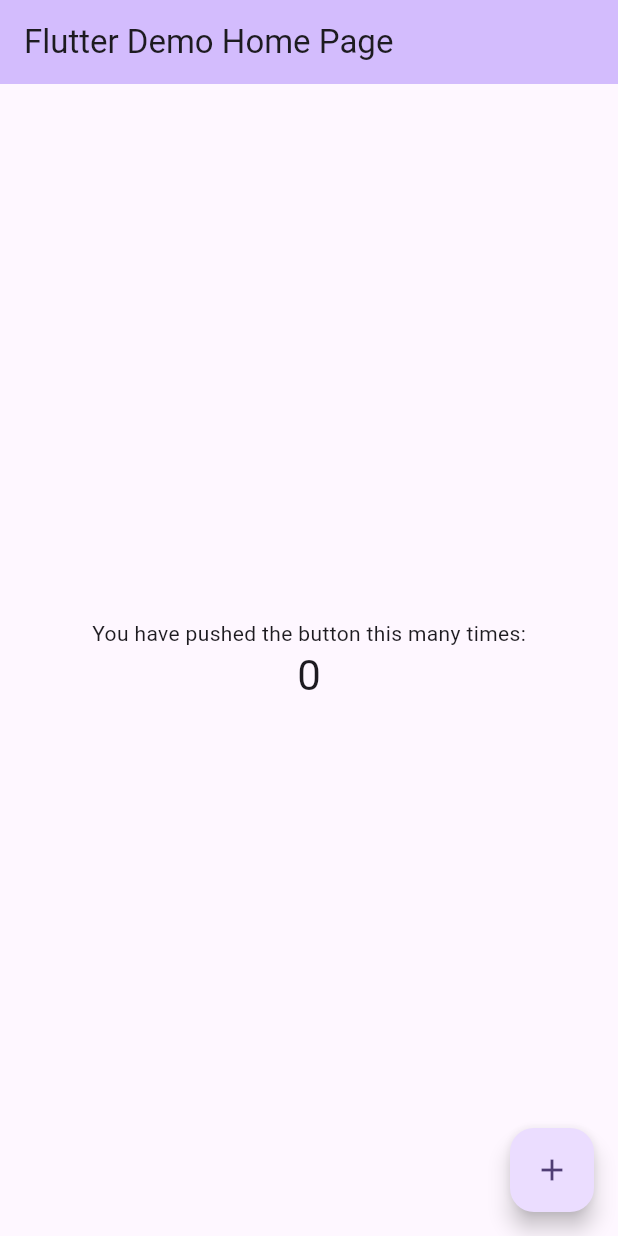
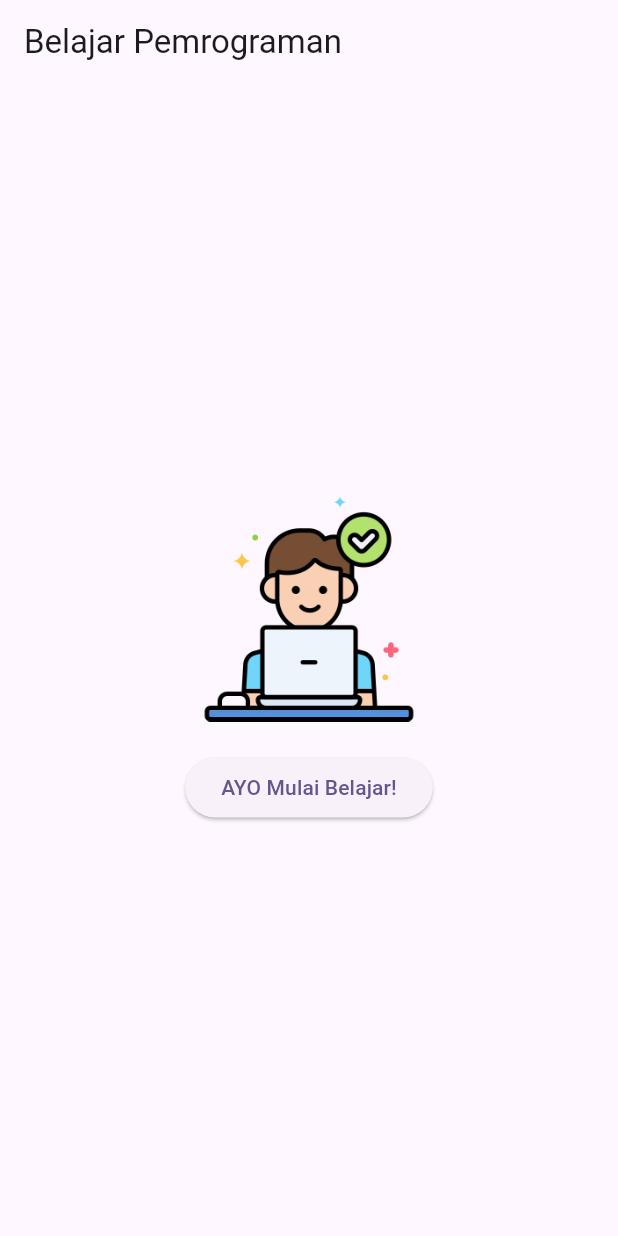
Before and after one commit to Zulfaar/prak-mobilelanjut-2407051006, a Flutter app: the screen it shows after launch, on a phone screen of 412 x 824 dp. Run offline on Flutter 3.47's test engine with Material 3 defaults, Android fonts, the phone set to English and light mode, and no system bars.

Commit message:
Pertemuan 3: first Widget

```diff
--- /dev/null
+++ b/flutter_application_1/lib/first_widget.dart
@@ -0,0 +1,31 @@
+import 'package:flutter/material.dart';
+
+class FirstWidget extends StatelessWidget {
+  const FirstWidget({super.key});
+
+  @override
+  Widget build(BuildContext context) {
+    return Scaffold(
+      appBar: AppBar(
+        title: const Text('Belajar Pemrograman'),
+      ),
+      body: Center(
+        child: Column(
+          mainAxisAlignment: MainAxisAlignment.center,
+          children: [
+            Image.asset(
+              'assets/images/IT.png',
+              width: 150,
+              height: 150,
+            ),
+            const SizedBox(height: 20),
+            ElevatedButton(
+              onPressed: () {},
+              child: const Text('AYO Mulai Belajar!'),
+            ),
+          ],
+        ),
+      ),
+    );
+  }
+}
--- a/flutter_application_1/lib/main.dart
+++ b/flutter_application_1/lib/main.dart
@@ -1,4 +1,5 @@
 import 'package:flutter/material.dart';
+import 'first_widget.dart';
 
 void main() {
   runApp(const MyApp());
@@ -7,116 +8,15 @@
 class MyApp extends StatelessWidget {
   const MyApp({super.key});
 
-  // This widget is the root of your application.
   @override
   Widget build(BuildContext context) {
     return MaterialApp(
-      title: 'Flutter Demo',
+      title: 'Praktikum Mobile Lanjut',
       theme: ThemeData(
-        // This is the theme of your application.
-        //
-        // TRY THIS: Try running your application with "flutter run". You'll see
-        // the application has a purple toolbar. Then, without quitting the app,
-        // try changing the seedColor in the colorScheme below to Colors.green
-        // and then invoke "hot reload" (save your changes or press the "hot
-        // reload" button in a Flutter-supported IDE, or press "r" if you used
-        // the command line to start the app).
-        //
-        // Notice that the counter didn't reset back to zero; the application
-        // state is not lost during the reload. To reset the state, use hot
-        // restart instead.
-        //
-        // This works for code too, not just values: Most code changes can be
-        // tested with just a hot reload.
-        colorScheme: .fromSeed(seedColor: Colors.deepPurple),
+        colorScheme: ColorScheme.fromSeed(seedColor: Colors.deepPurple),
+        useMaterial3: true,
       ),
-      home: const MyHomePage(title: 'Flutter Demo Home Page'),
+      home: const FirstWidget(),
     );
   }
 }
-
-class MyHomePage extends StatefulWidget {
-  const MyHomePage({super.key, required this.title});
-
-  // This widget is the home page of your application. It is stateful, meaning
-  // that it has a State object (defined below) that contains fields that affect
-  // how it looks.
-
-  // This class is the configuration for the state. It holds the values (in this
-  // case the title) provided by the parent (in this case the App widget) and
-  // used by the build method of the State. Fields in a Widget subclass are
-  // always marked "final".
-
-  final String title;
-
-  @override
-  State<MyHomePage> createState() => _MyHomePageState();
-}
-
-class _MyHomePageState extends State<MyHomePage> {
-  int _counter = 0;
-
-  void _incrementCounter() {
-    setState(() {
-      // This call to setState tells the Flutter framework that something has
-      // changed in this State, which causes it to rerun the build method below
-      // so that the display can reflect the updated values. If we changed
-      // _counter without calling setState(), then the build method would not be
-      // called again, and so nothing would appear to happen.
-      _counter++;
-    });
-  }
-
-  @override
-  Widget build(BuildContext context) {
-    // This method is rerun every time setState is called, for instance as done
-    // by the _incrementCounter method above.
-    //
-    // The Flutter framework has been optimized to make rerunning build methods
-    // fast, so that you can just rebuild anything that needs updating rather
-    // than having to individually change instances of widgets.
-    return Scaffold(
-      appBar: AppBar(
-        // TRY THIS: Try changing the color here to a specific color (to
-        // Colors.amber, perhaps?) and trigger a hot reload to see the AppBar
-        // change color while the other colors stay the same.
-        backgroundColor: Theme.of(context).colorScheme.inversePrimary,
-        // Here we take the value from the MyHomePage object that was created by
-        // the App.build method, and use it to set our appbar title.
-        title: Text(widget.title),
-      ),
-      body: Center(
-        // Center is a layout widget. It takes a single child and positions it
-        // in the middle of the parent.
-        child: Column(
-          // Column is also a layout widget. It takes a list of children and
-          // arranges them vertically. By default, it sizes itself to fit its
-          // children horizontally, and tries to be as tall as its parent.
-          //
-          // Column has various properties to control how it sizes itself and
-          // how it positions its children. Here we use mainAxisAlignment to
-          // center the children vertically; the main axis here is the vertical
-          // axis because Columns are vertical (the cross axis would be
-          // horizontal).
-          //
-          // TRY THIS: Invoke "debug painting" (choose the "Toggle Debug Paint"
-          // action in the IDE, or press "p" in the console), to see the
-          // wireframe for each widget.
-          mainAxisAlignment: .center,
-          children: [
-            const Text('You have pushed the button this many times:'),
-            Text(
-              '$_counter',
-              style: Theme.of(context).textTheme.headlineMedium,
-            ),
-          ],
-        ),
-      ),
-      floatingActionButton: FloatingActionButton(
-        onPressed: _incrementCounter,
-        tooltip: 'Increment',
-        child: const Icon(Icons.add),
-      ),
-    );
-  }
-}
```
Also changed, not shown: flutter_application_1/lib/column_widget.dart (added, +22 -0 lines), flutter_application_1/lib/row_widget.dart (added, +22 -0 lines), flutter_application_1/pubspec.yaml (+4 -4 lines), flutter_application_1/assets/images/IT.png (added).
